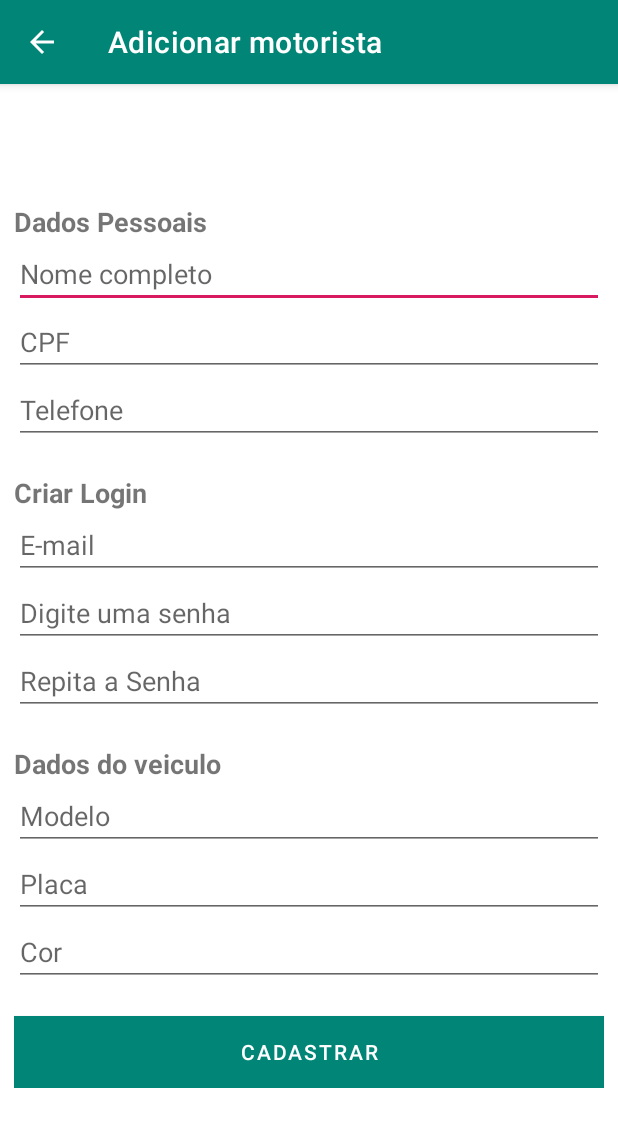
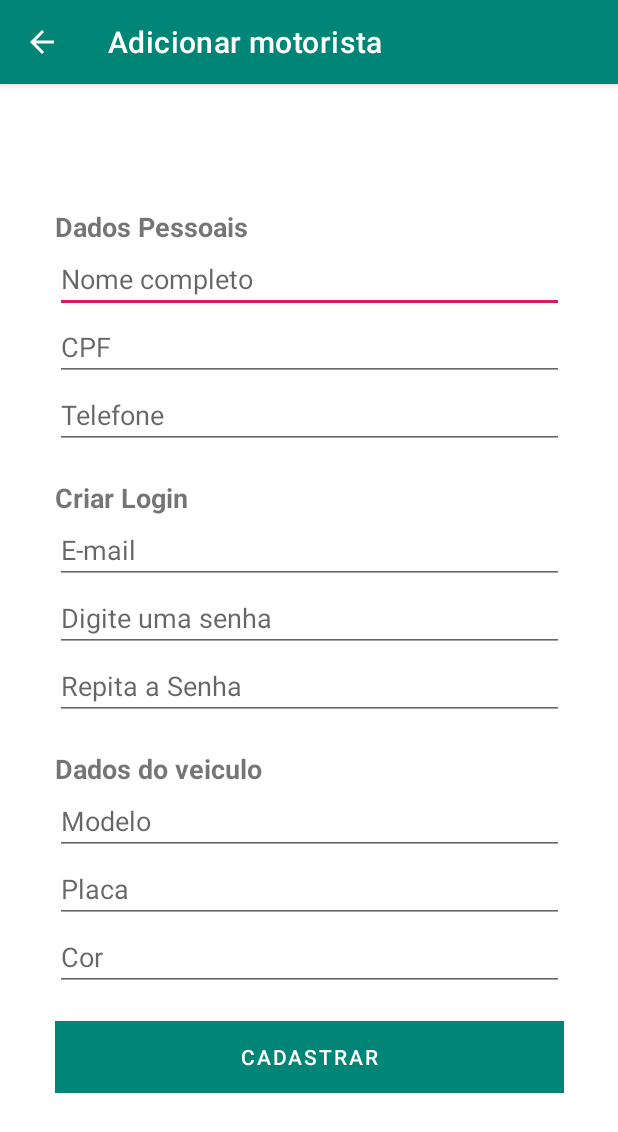
Before and after one commit to CristianoMFreitas/ASTACAR, an Android app: the novoMotorista screen opened directly, with no data from a screen before it, on a phone screen of 412 x 824 dp. Shown: the top 1132 px of the screen. Run offline under Robolectric (Android 15) with nearby library versions, the phone set to English and light mode, and no system bars; our stand-ins replace Firebase (no records; nobody signed in at launch, a user with empty details on screens opened directly); libraries missing offline, so code that uses them is left out: com.santalu.maskedittext; plain views replace MaskEditText; 1 statement that could not run was skipped.

Commit message:
Correção na tela de adicionar motorista

```diff
--- a/app/src/main/res/layout/activity_novo_motorista.xml
+++ b/app/src/main/res/layout/activity_novo_motorista.xml
@@ -8,11 +8,11 @@
 
     <ScrollView
         android:id="@+id/scrollView2"
-        android:layout_width="393dp"
-        android:layout_height="649dp"
-        android:layout_marginStart="8dp"
-        android:layout_marginTop="8dp"
-        android:layout_marginEnd="8dp"
+        android:layout_width="339dp"
+        android:layout_height="659dp"
+        android:layout_marginStart="16dp"
+        android:layout_marginTop="24dp"
+        android:layout_marginEnd="16dp"
         android:layout_marginBottom="8dp"
         app:layout_constraintBottom_toBottomOf="parent"
         app:layout_constraintEnd_toEndOf="parent"
```
